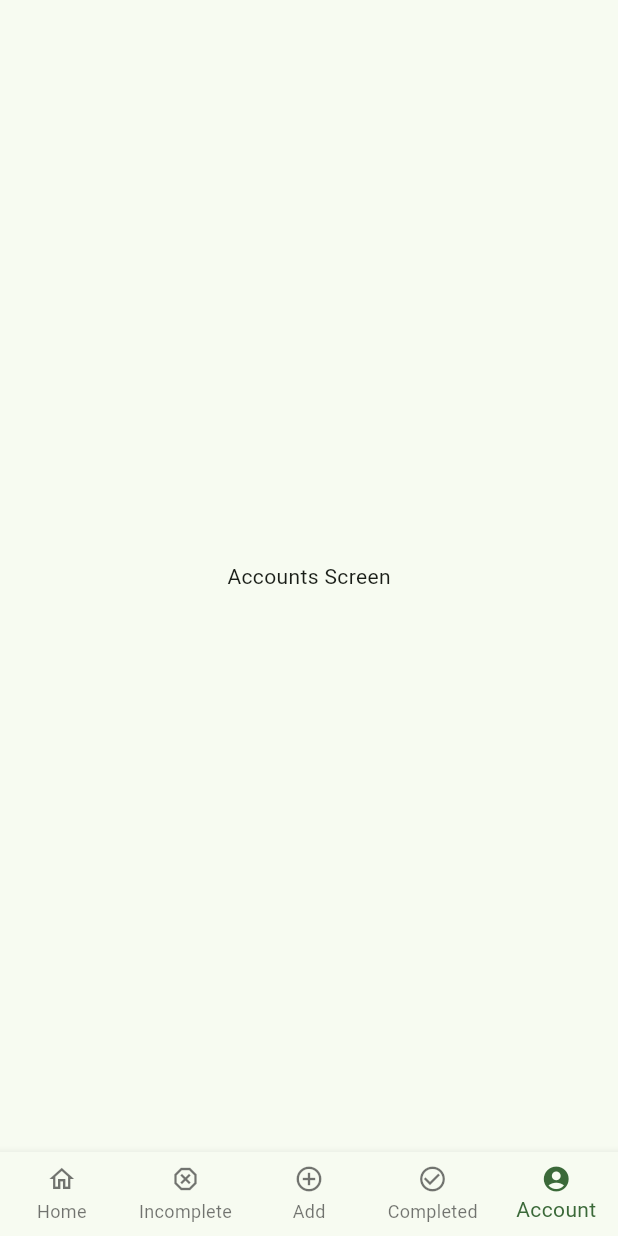
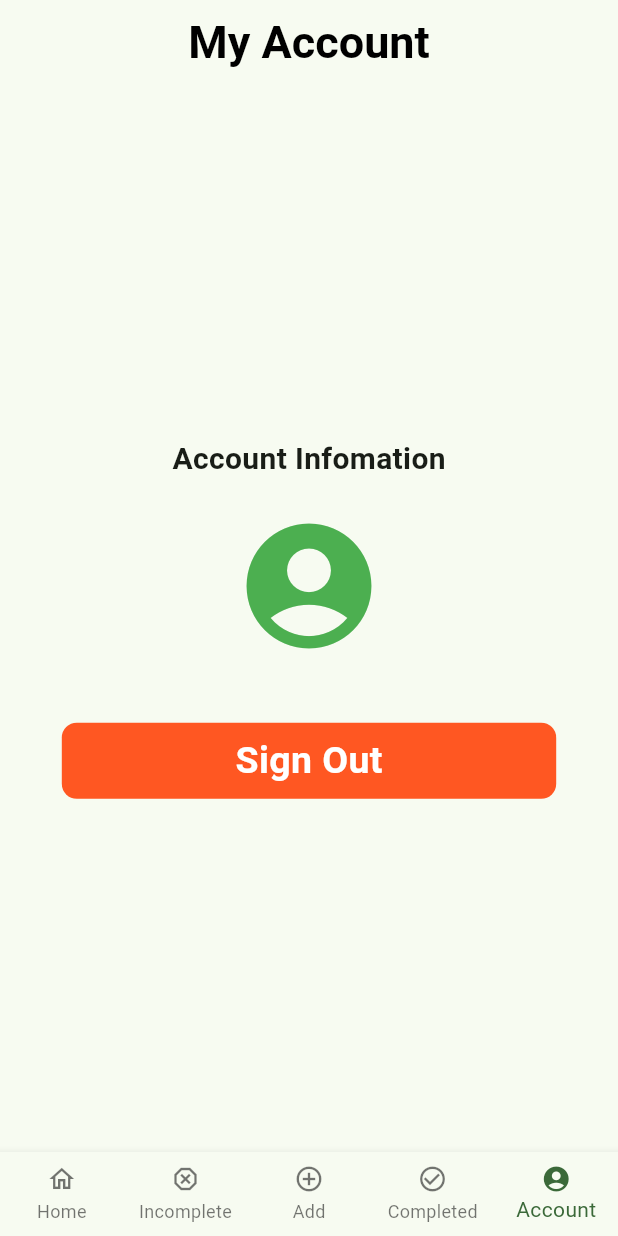
Before and after one commit to SuHwanYoon/Flutter-Todo-App, a Flutter app: the screen it shows once a user with an empty profile is signed in, item 5 of the bottom bar chosen, on a phone screen of 412 x 824 dp. Run offline on Flutter 3.47's test engine with Material 3 defaults, Android fonts, the phone set to English and light mode, and no system bars; our stand-ins replace cloud_firestore, firebase_auth, firebase_core, flutter_riverpod, font_awesome_flutter, freezed_annotation and 3 more; accounts and stored records are empty; generated files the repository leaves out were written again.

Commit message:
비동기 signout 동작을 위해 로그아웃 성공시 사용자 정보 및 인증 컨트롤러 상태 초기화, currentUser정보 가져올시 authStateChangeProvider구독으로 인증상태변경감지

```diff
--- a/lib/features/authentication/presentation/screens/accounts_screen.dart
+++ b/lib/features/authentication/presentation/screens/accounts_screen.dart
@@ -1,14 +1,99 @@
 import 'package:flutter/material.dart';
 import 'package:flutter_riverpod/flutter_riverpod.dart';
+import 'package:flutter_todo_app/features/authentication/data/auth_repository.dart';
+import 'package:flutter_todo_app/features/authentication/presentation/controllers/auth_controller.dart';
+import 'package:flutter_todo_app/utils/app_styles.dart';
+import 'package:flutter_todo_app/utils/size_config.dart';
 
 class AccountsScreen extends ConsumerWidget {
   const AccountsScreen({super.key});
 
   @override
   Widget build(BuildContext context, WidgetRef ref) {
-    return const Scaffold(
-      body: Center(
-        child: Text('Accounts Screen'),
+    final currentUser = ref.watch(currentUserProvider);
+
+    return SafeArea(
+      child: Scaffold(
+        appBar: AppBar(title: Text('My Account')),
+        body: Center(
+          child: Column(
+            mainAxisAlignment: MainAxisAlignment.center,
+            crossAxisAlignment: CrossAxisAlignment.center,
+            children: [
+              Text(
+                'Account Infomation',
+                style: TextStyle(fontSize: 20, fontWeight: FontWeight.bold),
+              ),
+              SizedBox(height: 20),
+              const Icon(Icons.account_circle, size: 100, color: Colors.green),
+              Text(currentUser?.email ?? 'N/A'),
+              // Text(currentUser?.uid ?? 'N/A'),
+              SizedBox(height: SizeConfig.getProportionateHeight(20)),
+              InkWell(
+                onTap: () {
+                  showDialog(
+                    context: context,
+                    builder: (context) => AlertDialog(
+                      title: Text(
+                        'Are you sure you want to sign out?',
+                        style: Appstyles.normalTextStyle,
+                      ),
+                      icon: const Icon(
+                        Icons.logout,
+                        color: Colors.red,
+                        size: 60,
+                      ),
+                      actions: [
+                        TextButton(
+                          onPressed: () => Navigator.pop(context),
+                          child: Text(
+                            'Cancel',
+                            style: Appstyles.normalTextStyle,
+                          ),
+                        ),
+                        TextButton(
+                          onPressed: () async {
+                            // 현재 컨텍스트를 저장
+                            final navigator = Navigator.of(context);
+                            // repositoryProvider직접 호출대신
+                            // controllerProvider.notifier를 사용
+                            await ref
+                                .read(authControllerProvider.notifier)
+                                .signOut();
+                            // 다이얼로그 닫기
+                            navigator.pop();
+                          },
+                          child: Text(
+                            'Sign Out',
+                            style:
+                                Appstyles.normalTextStyle.copyWith(color: Colors.red),
+                          ),
+                        ),
+                      ],
+                    ),
+                  );
+                },
+                child: Container(
+                  alignment: Alignment.center,
+                  height: SizeConfig.getProportionateHeight(50),
+                  width: SizeConfig.screenWidth * .80,
+                  decoration: BoxDecoration(
+                    color: Colors.deepOrange,
+                    borderRadius: BorderRadius.circular(10),
+                  ),
+                  child: Text(
+                    'Sign Out',
+                    style: Appstyles.titleTextStyle.copyWith(
+                      color: Colors.white,
+                      fontWeight: FontWeight.bold,
+                      fontSize: 25,
+                    ),
+                  ),
+                ),
+              ),
+            ],
+          ),
+        ),
       ),
     );
   }
--- a/lib/features/task_management/presentation/screens/main_screen.dart
+++ b/lib/features/task_management/presentation/screens/main_screen.dart
@@ -1,7 +1,5 @@
 // Flutter의 Material Design 위젯을 사용하기 위해 가져옵니다.
 import 'package:flutter/material.dart';
-import 'package:flutter_riverpod/flutter_riverpod.dart';
-import 'package:flutter_todo_app/features/authentication/presentation/controllers/auth_controller.dart';
 import 'package:flutter_todo_app/features/authentication/presentation/screens/accounts_screen.dart';
 import 'package:flutter_todo_app/features/task_management/presentation/screens/add_task_screen.dart';
 import 'package:flutter_todo_app/features/task_management/presentation/screens/all_tasks_screen.dart';
```
Also changed, not shown: lib/features/authentication/data/auth_repository.dart (+7 -2 lines), lib/features/authentication/presentation/controllers/auth_controller.dart (+13 -7 lines), lib/features/task_management/presentation/screens/all_tasks_screen.dart (+24 -11 lines), lib/features/task_management/presentation/screens/completed_tasks_screen.dart (+6 -3 lines), lib/features/task_management/presentation/screens/incomplete_tasks_screen.dart (+5 -4 lines), lib/features/task_management/presentation/widgets/task_item.dart (+16 -23 lines), lib/features/authentication/data/auth_repository.g.dart, lib/features/authentication/presentation/controllers/auth_controller.g.dart, 4 other files.
